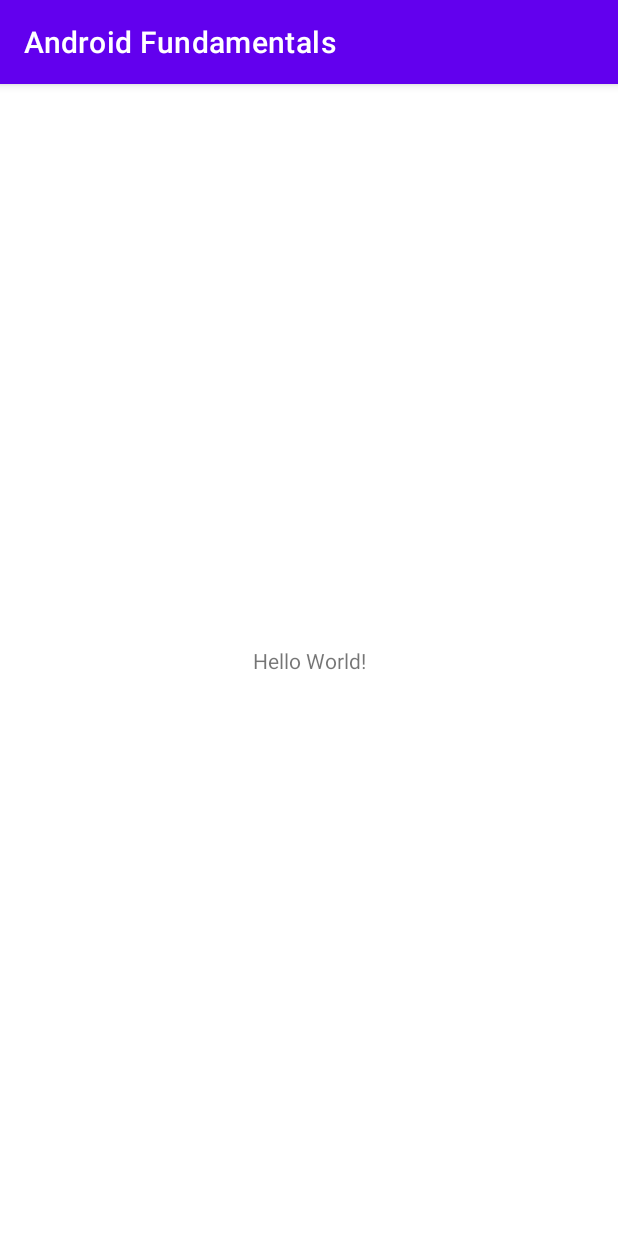
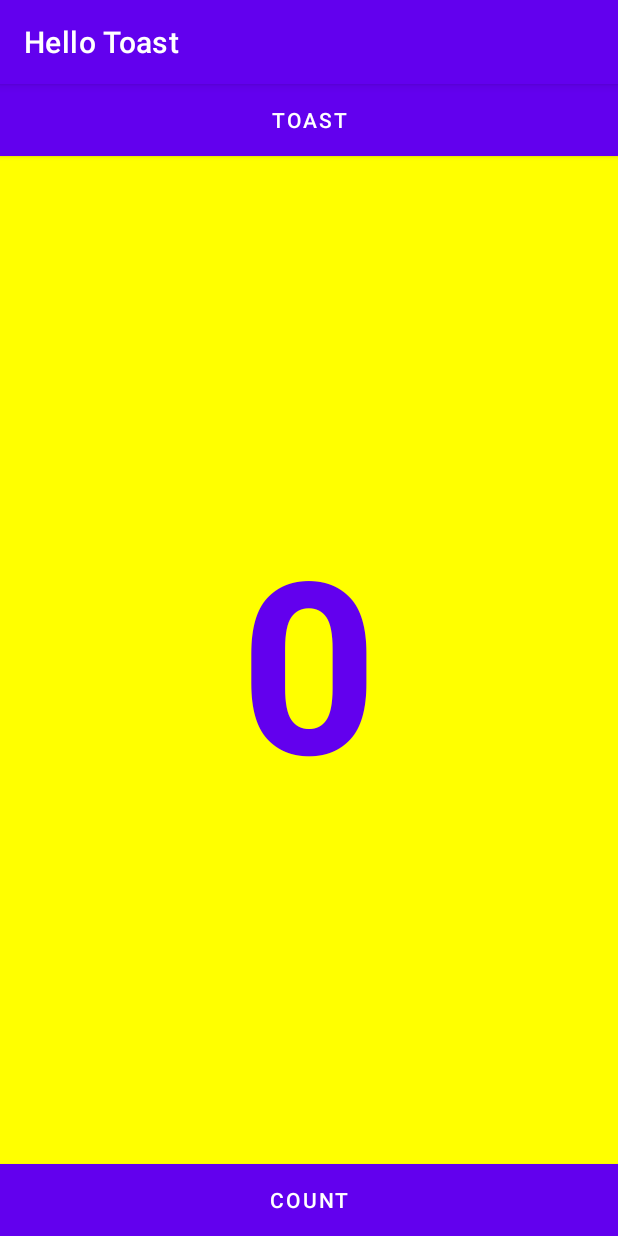
Before and after one commit to ahmed-razic/AndroidFundamentals_HelloToast, an Android app: the screen it shows after launch (MainActivity), on a phone screen of 412 x 824 dp. Run offline under Robolectric (Android 15) with nearby library versions, the phone set to English and light mode, and no system bars.

Commit message:
hello toast

```diff
--- a/app/src/main/res/layout/activity_main.xml
+++ b/app/src/main/res/layout/activity_main.xml
@@ -6,13 +6,40 @@
     android:layout_height="match_parent"
     tools:context=".MainActivity">
 
-    <TextView
-        android:layout_width="wrap_content"
+    <Button
+        android:id="@+id/button_toast"
+        android:layout_width="0dp"
         android:layout_height="wrap_content"
-        android:text="Hello World!"
-        app:layout_constraintBottom_toBottomOf="parent"
-        app:layout_constraintLeft_toLeftOf="parent"
-        app:layout_constraintRight_toRightOf="parent"
+        android:background="@color/purple_500"
+        android:text="@string/button_label_toast"
+        android:textColor="@color/white"
+        app:layout_constraintEnd_toEndOf="parent"
+        app:layout_constraintStart_toStartOf="parent"
         app:layout_constraintTop_toTopOf="parent" />
 
+    <Button
+        android:id="@+id/button_count"
+        android:layout_width="0dp"
+        android:layout_height="wrap_content"
+        android:background="@color/purple_500"
+        android:text="@string/button_label_count"
+        android:textColor="@color/white"
+        app:layout_constraintBottom_toBottomOf="parent"
+        app:layout_constraintEnd_toEndOf="parent"
+        app:layout_constraintStart_toStartOf="parent" />
+
+    <TextView
+        android:id="@+id/textView"
+        android:layout_width="0dp"
+        android:layout_height="0dp"
+        android:background="#FFFF00"
+        android:gravity="center"
+        android:text="@string/initial_count_value"
+        android:textColor="@color/purple_500"
+        android:textSize="160sp"
+        android:textStyle="bold"
+        app:layout_constraintBottom_toTopOf="@+id/button_count"
+        app:layout_constraintEnd_toEndOf="parent"
+        app:layout_constraintStart_toStartOf="parent"
+        app:layout_constraintTop_toBottomOf="@+id/button_toast" />
 </androidx.constraintlayout.widget.ConstraintLayout>
--- a/app/src/main/res/values/strings.xml
+++ b/app/src/main/res/values/strings.xml
@@ -1,3 +1,7 @@
 <resources>
-    <string name="app_name">Android Fundamentals</string>
+    <string name="app_name">Hello Toast</string>
+    <string name="button_label_toast">Toast</string>
+    <string name="button_label_count">Count</string>
+    <string name="initial_count_value">0</string>
+    <string name="toast_message">Hello Toast!</string>
 </resources>
```
